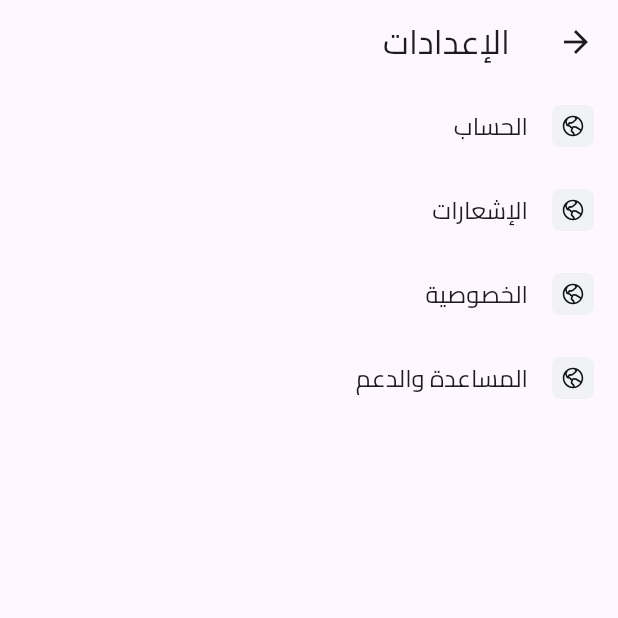
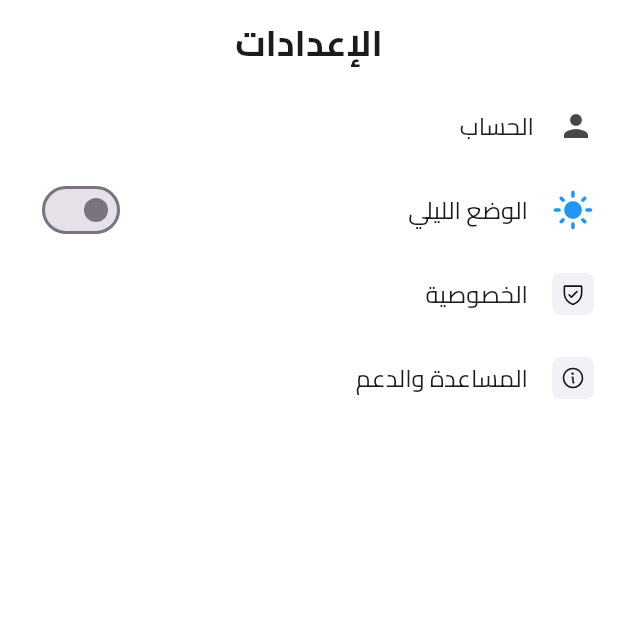
Before and after one commit to MohamedAwad07/Dirassa, a Flutter app: the SettingsView screen opened by its route, on a phone screen of 412 x 824 dp, the top half of it. Run offline on Flutter 3.47's test engine with Material 3 defaults, Android fonts, the phone set to English and light mode, and no system bars; our stand-ins replace equatable, flutter_bloc, flutter_svg, webview_flutter.

Commit message:
finish settings screen

```diff
--- a/lib/core/utils/app_router.dart
+++ b/lib/core/utils/app_router.dart
@@ -3,11 +3,11 @@ import 'package:flutter/material.dart';
 import '../../views/splash/splash_view.dart';
 import '../../auth/login/login_view.dart';
 import '../../auth/register/register_view.dart';
-import '../../views/home/home_view.dart';
-import '../../views/home/profile/profile_view.dart';
-import '../../views/home/settings/settings_view.dart';
-import '../../views/about/about_view.dart';
-import '../../views/home/privacy_policy/privacy_policy_view.dart';
+import '../../views/Navigator/home_view.dart';
+import '../../views/Navigator/profile/profile_view.dart';
+import '../../views/Navigator/settings/settings_view.dart';
+import '../../views/Navigator/about/about_view.dart';
+import '../../views/Navigator/privacy_policy/privacy_policy_view.dart';
 import '../../views/connection_error/connection_error_view.dart';
 
 class AppRouter {
@@ -22,7 +22,11 @@ class AppRouter {
       case '/home':
         return MaterialPageRoute(builder: (_) => const HomeView());
       case '/profile':
-        return MaterialPageRoute(builder: (_) => const ProfileView());
+        final args = settings.arguments as Map<String, dynamic>?;
+        return MaterialPageRoute(
+          builder: (_) =>
+              ProfileView(fromSettings: args?['fromSettings'] ?? false),
+        );
       case '/settings':
         return MaterialPageRoute(builder: (_) => const SettingsView());
       case '/about':
--- a/lib/core/utils/app_strings.dart
+++ b/lib/core/utils/app_strings.dart
@@ -47,7 +47,7 @@ class AppStrings {
 
   // Settings
   static const String settingsAccount = 'الحساب';
-  static const String settingsNotifications = 'الإشعارات';
+  static const String appMode = 'الوضع الليلي';
   static const String settingsPrivacy = 'الخصوصية';
   static const String settingsHelp = 'المساعدة والدعم';
 
--- a/lib/views/about/about_view.dart
+++ b/lib/views/Navigator/about/about_view.dart
@@ -1,5 +1,5 @@
 import 'package:flutter/material.dart';
-import '../../core/utils/app_strings.dart';
+import '../../../core/utils/app_strings.dart';
 
 class AboutView extends StatelessWidget {
   const AboutView({super.key});
--- /dev/null
+++ b/lib/views/Navigator/settings/settings_view.dart
@@ -0,0 +1,104 @@
+import 'package:dirassa/core/utils/app_assets.dart';
+import 'package:dirassa/core/utils/app_colors.dart';
+import 'package:flutter/material.dart';
+import 'package:flutter_svg/svg.dart';
+import '../../../core/utils/app_strings.dart';
+
+class SettingsView extends StatefulWidget {
+  const SettingsView({super.key});
+
+  @override
+  State<SettingsView> createState() => _SettingsViewState();
+}
+
+class _SettingsViewState extends State<SettingsView> {
+  bool _isDarkMode = false;
+
+  @override
+  Widget build(BuildContext context) {
+    return Scaffold(
+      appBar: AppBar(
+        automaticallyImplyLeading: false,
+        title: const Text(
+          AppStrings.settings,
+          style: TextStyle(fontSize: 24, fontWeight: FontWeight.bold),
+        ),
+        centerTitle: true,
+      ),
+      body: ListView(
+        children: [
+          ListTile(
+            leading: const Icon(Icons.person),
+            title: const Text(AppStrings.settingsAccount),
+            onTap: () {
+              Navigator.pushNamed(
+                context,
+                '/profile',
+                arguments: {'fromSettings': true},
+              );
+            },
+          ),
+          ListTile(
+            leading: AnimatedSwitcher(
+              duration: const Duration(milliseconds: 300),
+              transitionBuilder: (child, animation) => RotationTransition(
+                turns: child.key == const ValueKey('dark')
+                    ? Tween<double>(begin: 1, end: 0.75).animate(animation)
+                    : Tween<double>(begin: 0.75, end: 1).animate(animation),
+                child: child,
+              ),
+              child: _isDarkMode
+                  ? const Icon(
+                      Icons.dark_mode,
+                      key: ValueKey('dark'),
+                      color: Colors.amber,
+                      size: 28,
+                    )
+                  : const Icon(
+                      Icons.light_mode,
+                      key: ValueKey('light'),
+                      color: Colors.blue,
+                      size: 28,
+                    ),
+            ),
+            title: const Text(AppStrings.appMode),
+            trailing: Switch(
+              activeColor: AppColors.secondary,
+              value: _isDarkMode,
+              onChanged: (value) {
+                setState(() {
+                  _isDarkMode = value;
+                });
+              },
+            ),
+            onTap: () {
+              setState(() {
+                _isDarkMode = !_isDarkMode;
+              });
+            },
+          ),
+          ListTile(
+            leading: SvgPicture.asset(
+              Assets.assetsIconsSettingsActive,
+              height: 28,
+            ),
+            title: const Text(AppStrings.settingsPrivacy),
+            onTap: () {
+              Navigator.pushNamed(context, '/privacy-policy');
+            },
+          ),
+          ListTile(
+            leading: SvgPicture.asset(
+              Assets.assetsIconsSettingsInfo,
+              height: 28,
+            ),
+            title: const Text(AppStrings.settingsHelp),
+            onTap: () {
+              Navigator.pushNamed(context, '/about');
+            },
+          ),
+        ],
+      ),
+    );
+  }
+}
--- a/lib/views/home/settings/settings_view.dart
+++ /dev/null
@@ -1,51 +0,0 @@
-import 'package:dirassa/core/utils/app_assets.dart';
-import 'package:flutter/material.dart';
-import 'package:flutter_svg/svg.dart';
-import '../../../core/utils/app_strings.dart';
-
-class SettingsView extends StatelessWidget {
-  const SettingsView({super.key});
-
-  @override
-  Widget build(BuildContext context) {
-    return Scaffold(
-      appBar: AppBar(title: const Text(AppStrings.settings)),
-      body: ListView(
-        children: [
-          ListTile(
-            leading: SvgPicture.asset(
-              Assets.assetsIconsSettingsLanguage,
-              height: 28,
-            ),
-            title: const Text(AppStrings.settingsAccount),
-            onTap: () {},
-          ),
-          ListTile(
-            leading: SvgPicture.asset(
-              Assets.assetsIconsSettingsLanguage,
-              height: 28,
-            ),
-            title: const Text(AppStrings.settingsNotifications),
-            onTap: () {},
-          ),
-          ListTile(
-            leading: SvgPicture.asset(
-              Assets.assetsIconsSettingsLanguage,
-              height: 28,
-            ),
-            title: const Text(AppStrings.settingsPrivacy),
-            onTap: () {},
-          ),
-          ListTile(
-            leading: SvgPicture.asset(
-              Assets.assetsIconsSettingsLanguage,
-              height: 28,
-            ),
-            title: const Text(AppStrings.settingsHelp),
-            onTap: () {},
-          ),
-        ],
-      ),
-    );
-  }
-}
```
Also changed, not shown: lib/core/components/webview_screen.dart (+38 -2 lines), lib/main.dart (+6 -1 lines), lib/views/Navigator/home_screen/home_screen.dart (added, +17 -0 lines), lib/views/Navigator/home_view.dart (renamed from lib/views/home/home_view.dart, +41 -26 lines), lib/views/Navigator/profile/profile_view.dart (added, +28 -0 lines), lib/views/home/profile/profile_view.dart (deleted, +0 -53 lines), lib/views/Navigator/privacy_policy/privacy_policy_view.dart (renamed from lib/views/home/privacy_policy/privacy_policy_view.dart).
